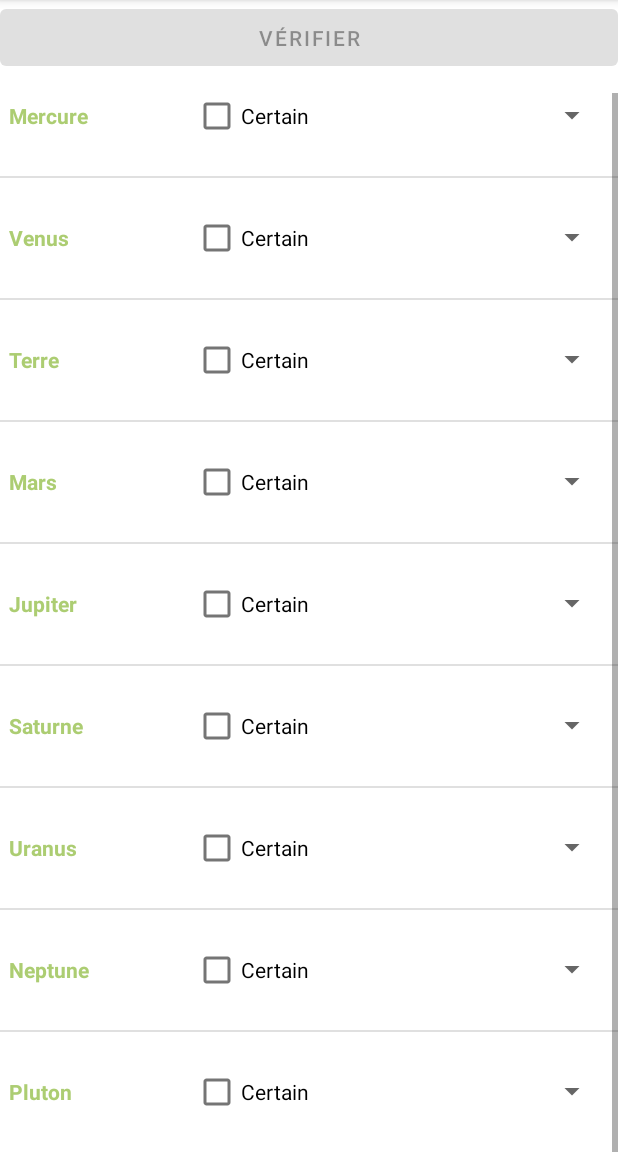
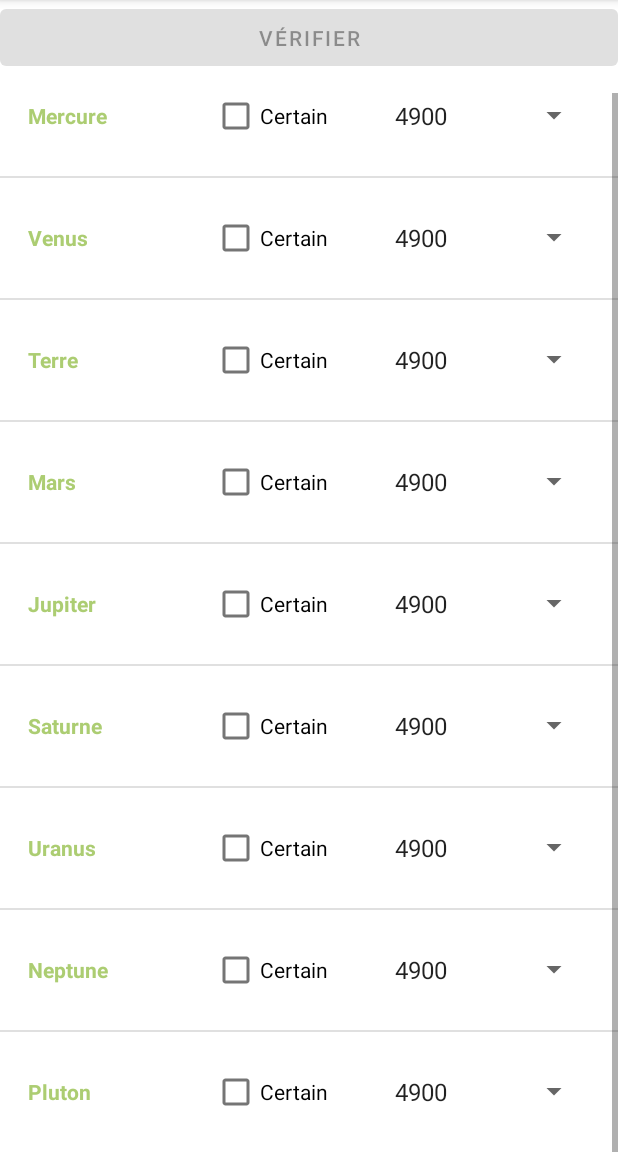
Before and after one commit to LaitEntier/ProgMobileTP03, an Android app: the screen it shows after launch (MainActivity), scrolled down 502 dp, on a phone screen of 412 x 824 dp, the part 84-1236 px from its top. Run offline under Robolectric (Android 15) with nearby library versions, the phone set to English and light mode, and no system bars.

```diff
--- a/app/src/main/java/com/example/tp03/Data.java
+++ b/app/src/main/java/com/example/tp03/Data.java
@@ -7,21 +7,24 @@ import java.util.ArrayList;
 public class Data {
     private ArrayList<Planet> planetes;
 
-    private Planet mercure = new Planet("Mercure", "4900");
-    private Planet venus = new Planet("Venus", "12000");
-    private Planet terre = new Planet("Terre", "12800");
-    private Planet mars = new Planet("Mars", "6800");
-    private Planet jupiter = new Planet("Jupiter", "144000");
-    private Planet saturne = new Planet("Saturne", "4900");
-    private Planet uranus = new Planet("Uranus", "120000");
-    private Planet neptune = new Planet("Neptune", "50000");
-    private Planet pluton = new Planet("Pluton", "2300");
 
     public Data() {
         this.planetes = new ArrayList<>();
     }
 
     public ArrayList<Planet> getPlanetes() {
+
+        Planet mercure = new Planet("Mercure", new String("4900"));
+        Planet venus = new Planet("Venus", "12000");
+        Planet terre = new Planet("Terre", "12800");
+        Planet mars = new Planet("Mars", "6800");
+        Planet jupiter = new Planet("Jupiter", "144000");
+        Planet saturne = new Planet("Saturne", "4900");
+        Planet uranus = new Planet("Uranus", "120000");
+        Planet neptune = new Planet("Neptune", "50000");
+        Planet pluton = new Planet("Pluton", "2300");
+
+
         planetes.add(mercure);
         planetes.add(venus);
         planetes.add(terre);
@@ -35,9 +38,10 @@ public class Data {
     }
 
     public String[] getTaillePlanetes() {
-        String[] taillePlanetes = new String[19];
-        for(int i=0;i<planetes.size();i++) {
+        String[] taillePlanetes = new String[planetes.size()];
+        for (int i = 0; i < planetes.size(); i++) {
             taillePlanetes[i] = planetes.get(i).getTaille();
+
         }
         return taillePlanetes;
     }
--- a/app/src/main/java/com/example/tp03/Planet.java
+++ b/app/src/main/java/com/example/tp03/Planet.java
@@ -2,18 +2,18 @@ package com.example.tp03;
 
 public class Planet {
     private String nom;
-    static String taille;
+    private String taille;
 
     public Planet(String nom, String taille) {
         this.nom = nom;
         this.taille = taille;
     }
 
-    public String getNom(){
-       return nom;
+    public String getNom() {
+        return nom;
     }
 
-    public static String getTaille(){
+    public String getTaille() {
         return taille;
     }
 }
--- a/app/src/main/res/layout/listitem.xml
+++ b/app/src/main/res/layout/listitem.xml
@@ -26,14 +26,14 @@
             android:id="@+id/checkbox"
             android:layout_width="wrap_content"
             android:layout_height="wrap_content"
-            android:layout_weight="1"
+            android:layout_weight="0.3"
             android:text="Certain" />
 
         <Spinner
             android:id="@+id/spinner"
             android:layout_width="27dp"
             android:layout_height="50dp"
-            android:layout_weight="0.4">
+            android:layout_weight="0.9">
         </Spinner>
 
     </LinearLayout>
```
